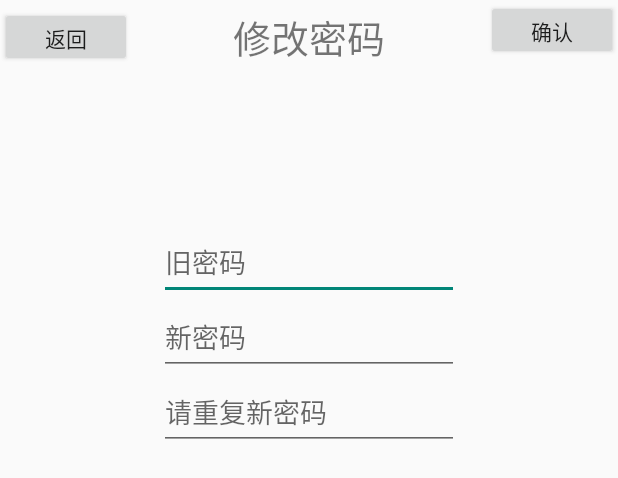
After one commit to Json-w/TvShowsAndroid, an Android app: the layout activity_modify_password.xml on its own in the app's theme, with its tools: preview values and no code run, on a phone screen of 412 x 824 dp. The commit adds this screen. Shown: the top 478 px of the screen. Run offline under Robolectric (Android 15) with nearby library versions, the phone set to English and light mode, and no system bars; network calls fail.

Commit message:
add pwd and email modify activity

```diff
--- a/app/src/main/java/com/example/jason/helloworld/activities/LoginActivity.java
+++ b/app/src/main/java/com/example/jason/helloworld/activities/LoginActivity.java
@@ -1,6 +1,7 @@
 package com.example.jason.helloworld.activities;
 
 import android.content.Intent;
+import android.content.SharedPreferences;
 import android.os.Bundle;
 import android.support.v7.app.AppCompatActivity;
 import android.view.View;
@@ -39,6 +40,10 @@ public class LoginActivity extends AppCompatActivity {
         btn_login.setOnClickListener(new View.OnClickListener() {
             @Override
             public void onClick(View v) {
+                SharedPreferences userInfo = getSharedPreferences("userInfo", 0);
+                SharedPreferences.Editor editor = userInfo.edit();
+                editor.putString("username", "wangpei");
+                editor.putString("password", "123456");
                 startActivity(new Intent(LoginActivity.this, MainActivity.class));
                 finish();
                /* StringRequest loginRequest = new StringRequest(Request.Method.POST,
--- a/app/src/main/java/com/example/jason/helloworld/activities/UserInfoActivity.java
+++ b/app/src/main/java/com/example/jason/helloworld/activities/UserInfoActivity.java
@@ -1,6 +1,7 @@
 package com.example.jason.helloworld.activities;
 
 import android.content.Context;
+import android.content.Intent;
 import android.os.Bundle;
 import android.os.Handler;
 import android.os.Message;
@@ -111,6 +112,8 @@ public class UserInfoActivity extends UploadActivity implements View.OnClickList
         LLPortrait.setOnClickListener(this);
         backBtn.setOnClickListener(this);
         logoutBtn.setOnClickListener(this);
+        LLEmail.setOnClickListener(this);
+        LLChangePwd.setOnClickListener(this);
     }
 
     @Override
@@ -146,9 +149,8 @@ public class UserInfoActivity extends UploadActivity implements View.OnClickList
             case R.id.user_info_portrait_line:
                 showDialog();
                 break;
-            case R.id.user_info_username_line:
-                break;
             case R.id.user_info_email_line:
+                startActivity(new Intent(UserInfoActivity.this, ModifyEmailActivity.class).putExtra("user", user));
                 break;
             case R.id.user_info_change_pwd:
                 break;
--- /dev/null
+++ b/app/src/main/res/layout/activity_modify_password.xml
@@ -0,0 +1,79 @@
+<LinearLayout xmlns:android="http://schemas.android.com/apk/res/android"
+    xmlns:tools="http://schemas.android.com/tools"
+    android:layout_width="match_parent"
+    android:layout_height="match_parent"
+    android:background="@color/bg_gray"
+    android:orientation="vertical"
+    tools:context=".activities.ModifyPwdActivity">
+
+    <RelativeLayout
+        android:layout_width="match_parent"
+        android:layout_height="50dp"
+        android:orientation="horizontal">
+
+        <Button
+            android:id="@+id/modify_pwd_back_btn"
+            android:layout_width="wrap_content"
+            android:layout_height="40dp"
+            android:layout_alignParentLeft="true"
+            android:layout_alignParentStart="true"
+            android:layout_centerVertical="true"
+            android:layout_gravity="center"
+            android:text="返回" />
+
+        <TextView
+            android:layout_width="wrap_content"
+            android:layout_height="wrap_content"
+            android:layout_centerHorizontal="true"
+            android:layout_centerVertical="true"
+            android:layout_gravity="center"
+            android:gravity="center"
+            android:text="修改密码"
+            android:textSize="25sp" />
+
+        <Button
+            android:id="@+id/modify_pwd_confirm_button"
+            android:layout_width="wrap_content"
+            android:layout_height="40dp"
+            android:layout_alignParentEnd="true"
+            android:layout_alignParentRight="true"
+            android:layout_alignTop="@+id/send_back_button"
+            android:layout_gravity="center"
+            android:text="确认" />
+    </RelativeLayout>
+
+    <LinearLayout
+        android:layout_width="200dp"
+        android:layout_height="wrap_content"
+        android:layout_gravity="center"
+        android:layout_marginTop="100dp"
+        android:orientation="vertical">
+
+        <EditText
+            android:id="@+id/modify_old_pwd"
+            android:layout_width="match_parent"
+            android:layout_height="50dp"
+            android:hint="旧密码"
+            android:singleLine="true" />
+
+
+        <EditText
+            android:id="@+id/modify_new_pwd"
+            android:layout_width="match_parent"
+            android:layout_height="50dp"
+            android:hint="新密码"
+            android:password="true"
+            android:singleLine="true" />
+
+        <EditText
+            android:id="@+id/modify_new_repeat_pwd"
+            android:layout_width="match_parent"
+            android:layout_height="50dp"
+            android:hint="请重复新密码"
+            android:password="true"
+            android:singleLine="true" />
+
+
+    </LinearLayout>
+
+</LinearLayout>
--- a/app/src/main/res/values/strings.xml
+++ b/app/src/main/res/values/strings.xml
@@ -36,4 +36,6 @@
     <string name="title_activity_user_info">UserInfo</string>
 
     <string name="title_activity_modify_user_base_info">ModifyUserBaseInfoActivity</string>
+
+    <string name="title_activity_modify_email">ModifyEmailActivity</string>
 </resources>
```
Also changed, not shown: app/src/main/AndroidManifest.xml (+6 -1 lines), app/src/main/java/com/example/jason/helloworld/activities/ModifyEmailActivity.java (added, +116 -0 lines), app/src/main/java/com/example/jason/helloworld/activities/ModifyPwdActivity.java (added, +125 -0 lines), app/src/main/java/com/example/jason/helloworld/activities/ModifyUserBaseInfoActivity.java (deleted, +0 -41 lines), app/src/main/res/layout/activity_modify_email.xml (renamed from app/src/main/res/layout/activity_modify_user_base_info.xml, +4 -3 lines).
